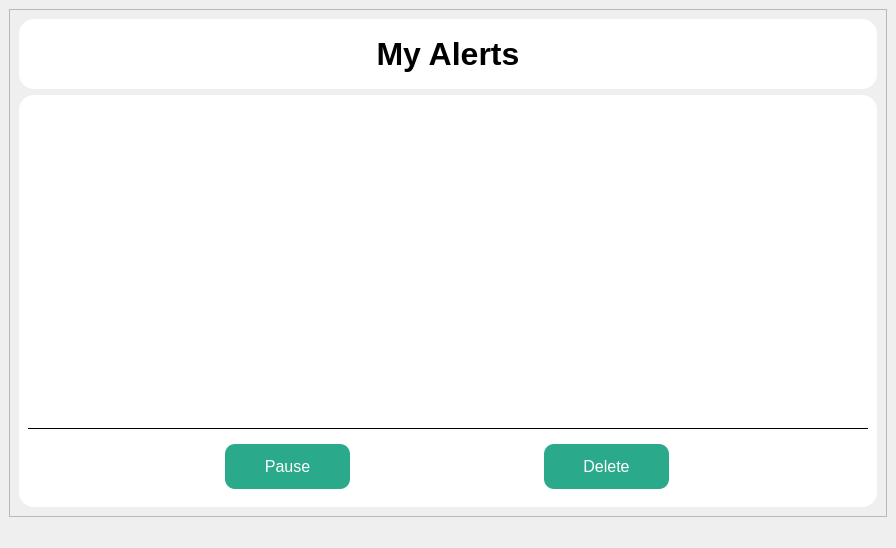
Before: the Qt Designer form UIFiles/myAlerts.ui in ShubhamMandavkar/TYLiveProjectt-StockAutomationSystem, drawn with Qt 5.
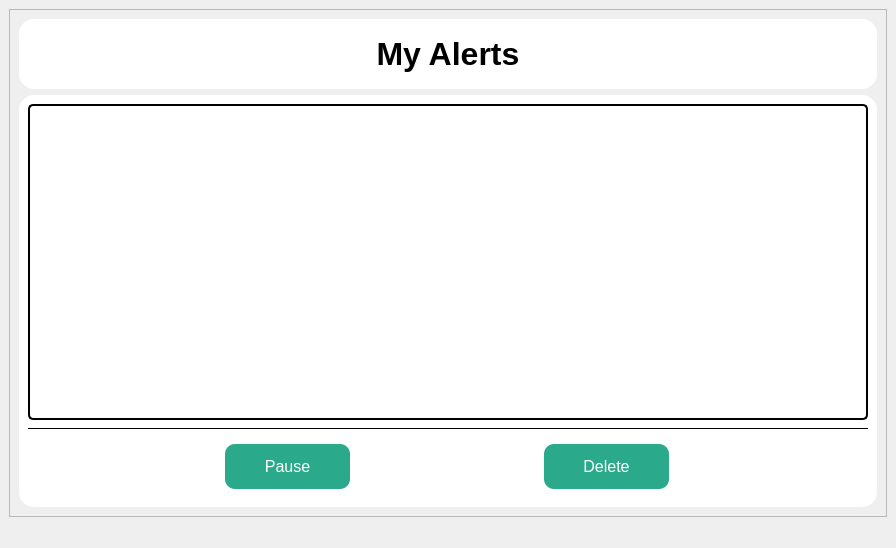
After: the same form once the commit is applied.

Patch:
```diff
--- a/UIFiles/myAlerts.ui
+++ b/UIFiles/myAlerts.ui
@@ -104,6 +104,12 @@
               <bold>true</bold>
              </font>
             </property>
+            <property name="styleSheet">
+             <string notr="true">QListView{
+	border : 2px solid black;
+	border-radius : 5px;
+}</string>
+            </property>
             <property name="sizeAdjustPolicy">
              <enum>QAbstractScrollArea::AdjustIgnored</enum>
             </property>
```
